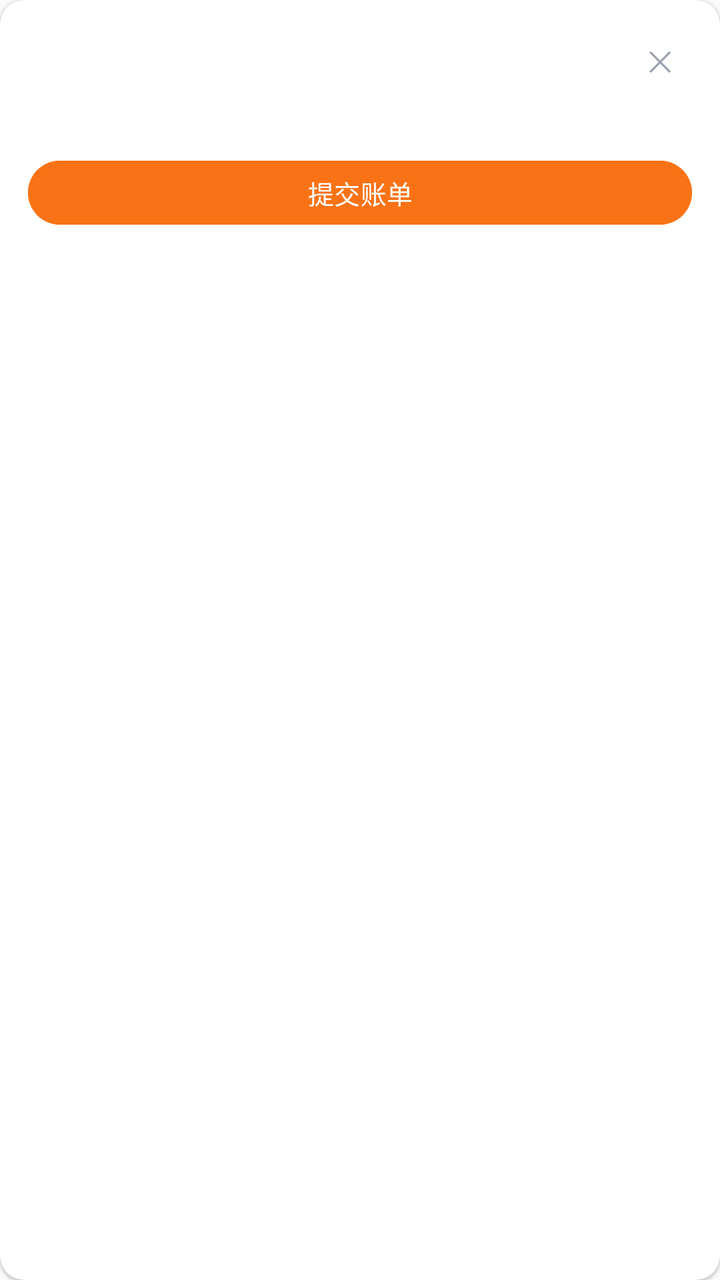
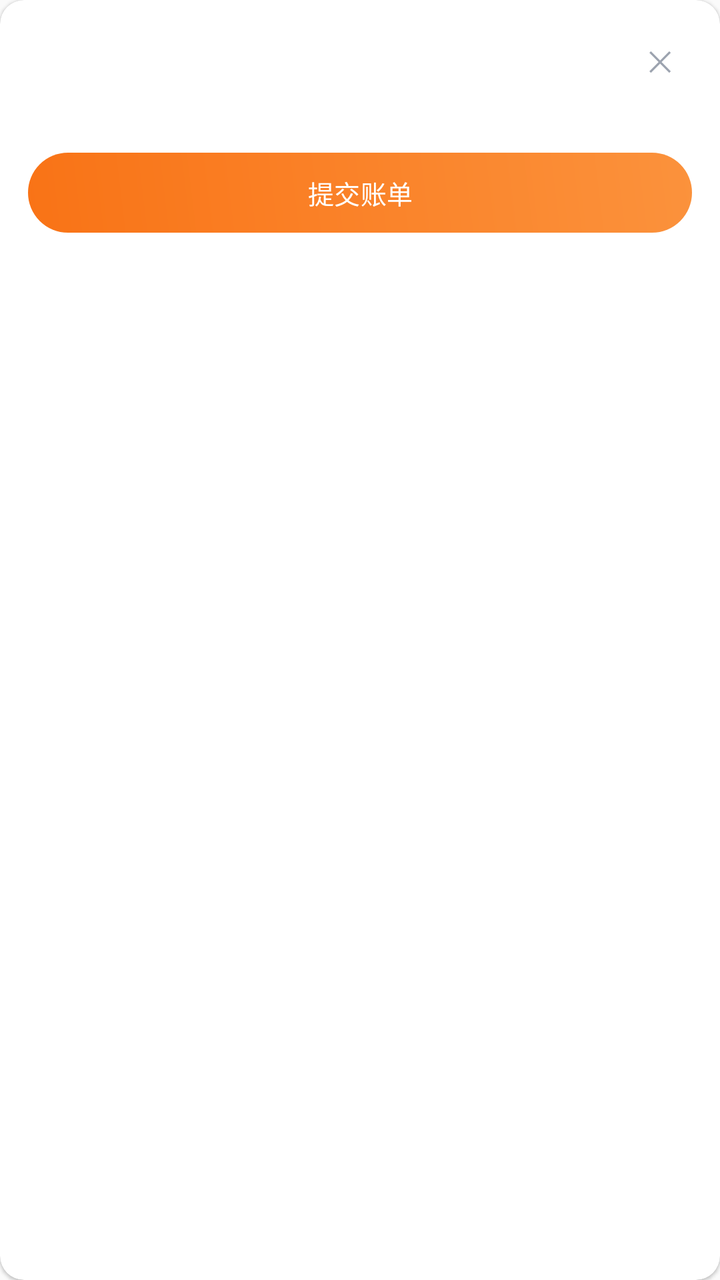

Screens rendered from an Android XML layout before and after an edit, with the pre-edit source and the edit as a unified diff.
<!-- AndroidManifest.xml: application theme Theme.ClothingSI -->
<!-- res/layout/item_draft_bill.xml -->
<?xml version="1.0" encoding="utf-8"?>
<androidx.cardview.widget.CardView xmlns:android="http://schemas.android.com/apk/res/android"
    xmlns:app="http://schemas.android.com/apk/res-auto"
    android:layout_width="match_parent" android:layout_height="wrap_content"
    android:layout_marginBottom="12dp"
    app:cardCornerRadius="12dp" app:cardElevation="1dp">
    <LinearLayout android:layout_width="match_parent" android:layout_height="wrap_content"
        android:orientation="vertical" android:padding="14dp">
        <LinearLayout android:layout_width="match_parent" android:layout_height="wrap_content"
            android:orientation="horizontal" android:gravity="center_vertical">
            <TextView android:id="@+id/tv_draft_no" android:layout_width="0dp" android:layout_height="wrap_content"
                android:layout_weight="1" android:textSize="15sp" android:textStyle="bold"
                android:textColor="@color/md_on_surface" />
            <TextView android:id="@+id/btn_delete_draft" android:layout_width="32dp" android:layout_height="32dp"
                android:text="✕" android:textSize="14sp" android:textColor="@color/md_on_surface_variant"
                android:gravity="center" android:clickable="true" android:focusable="true" />
        </LinearLayout>
        <TextView android:id="@+id/tv_draft_info" android:layout_width="wrap_content" android:layout_height="wrap_content"
            android:textSize="12sp" android:textColor="@color/md_on_surface_variant" android:layout_marginTop="4dp" />
        <com.google.android.material.button.MaterialButton android:id="@+id/btn_submit_draft"
            android:layout_width="match_parent" android:layout_height="40dp" android:text="提交账单"
            android:textSize="13sp" app:cornerRadius="20dp"
            android:backgroundTint="@color/md_primary"
            android:textColor="@color/md_on_primary"
            android:layout_marginTop="10dp" />
    </LinearLayout>
</androidx.cardview.widget.CardView>
<!-- resources referenced by this layout -->
<resources>
  <color name="md_on_primary">#FFFFFF</color>
  <color name="md_on_surface">#1F2937</color>
  <color name="md_on_surface_variant">#9CA3AF</color>
  <color name="md_primary">#F97316</color>
  <style name="Theme.ClothingSI" parent="Theme.Material3.Light.NoActionBar">
          
          <item name="colorPrimary">@color/md_primary</item>
          <item name="colorOnPrimary">@color/md_on_primary</item>
          <item name="colorPrimaryContainer">@color/md_primary_container</item>
          <item name="colorOnPrimaryContainer">@color/md_on_primary_container</item>
  
          
          <item name="colorSecondary">@color/md_secondary</item>
          <item name="colorOnSecondary">@color/md_on_secondary</item>
          <item name="colorSecondaryContainer">@color/md_secondary_container</item>
          <item name="colorOnSecondaryContainer">@color/md_on_secondary_container</item>
  
          
          <item name="android:colorBackground">@color/md_surface_container_low</item>
          <item name="colorSurface">@color/md_surface</item>
          <item name="colorOnSurface">@color/md_on_surface</item>
          <item name="colorOnSurfaceVariant">@color/md_on_surface_variant</item>
  
          
          <item name="colorOutline">@color/md_outline</item>
          <item name="colorOutlineVariant">@color/md_outline_variant</item>
  
          
          <item name="colorError">@color/md_error</item>
          <item name="colorOnError">@color/md_on_error</item>
  
          
          <item name="android:statusBarColor">@android:color/transparent</item>
          <item name="android:navigationBarColor">@color/md_surface</item>
          <item name="android:windowLightStatusBar">true</item>
  
          
          <item name="android:fontFamily">sans-serif</item>
          <item name="android:textViewStyle">@style/TextView.Base</item>
      </style>
  <color name="md_primary_container">#FFF7ED</color>
  <color name="md_on_primary_container">#5C3D00</color>
  <color name="md_secondary">#2563EB</color>
  <color name="md_on_secondary">#FFFFFF</color>
  <color name="md_secondary_container">#DBEAFE</color>
  <color name="md_on_secondary_container">#001A3E</color>
  <color name="md_surface_container_low">#FAFAFA</color>
  <color name="md_surface">#FFFFFF</color>
  <color name="md_outline">#9CA3AF</color>
  <color name="md_outline_variant">#D1D5DB</color>
  <color name="md_error">#EF4444</color>
  <color name="md_on_error">#FFFFFF</color>
  <style name="TextView.Base" parent="android:Widget.TextView">
          <item name="android:fontFamily">sans-serif</item>
      </style>
</resources>

<!-- the commit's change to res/layout/item_draft_bill.xml (unified diff, before → after) -->
@@ -20,7 +20,7 @@
         <com.google.android.material.button.MaterialButton android:id="@+id/btn_submit_draft"
             android:layout_width="match_parent" android:layout_height="40dp" android:text="提交账单"
             android:textSize="13sp" app:cornerRadius="20dp"
-            android:backgroundTint="@color/md_primary"
+            android:background="@drawable/btn_gradient_primary" app:backgroundTint="@null"
             android:textColor="@color/md_on_primary"
             android:layout_marginTop="10dp" />
     </LinearLayout>
<!-- resource entries referenced after the edit -->
@@ -3,6 +3,15 @@
   <color name="md_on_primary">#FFFFFF</color>
   <color name="md_on_surface">#1F2937</color>
   <color name="md_on_surface_variant">#9CA3AF</color>
+  <!-- drawable btn_gradient_primary (drawable) -->
+  <?xml version="1.0" encoding="utf-8"?>
+  <shape xmlns:android="http://schemas.android.com/apk/res/android" android:shape="rectangle">
+      <corners android:radius="26dp" />
+      <gradient
+          android:startColor="#F97316"
+          android:endColor="#FB923C"
+          android:angle="45" />
+  </shape>
   <color name="md_primary">#F97316</color>
   <style name="Theme.ClothingSI" parent="Theme.Material3.Light.NoActionBar">
           
